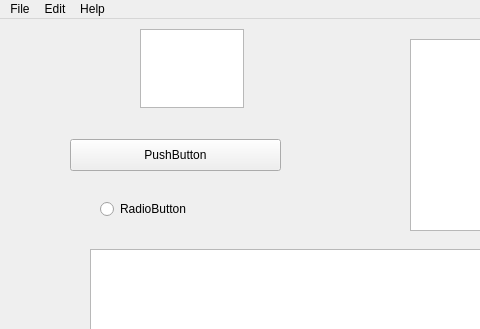
This is gui_file.ui in anhnda/DemoApp as Qt 5 draws it before an edit; both pictures show x 0 to 480 and y 0 to 329 of the 1092 by 717 pixel window. The edited form follows.
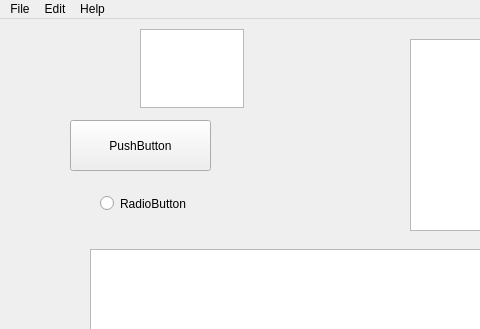
This is the edited form.

What changed in the file:
```diff
--- a/gui_file.ui
+++ b/gui_file.ui
@@ -67,9 +67,9 @@
     <property name="geometry">
      <rect>
       <x>70</x>
-      <y>120</y>
-      <width>211</width>
-      <height>32</height>
+      <y>101</y>
+      <width>141</width>
+      <height>51</height>
      </rect>
     </property>
     <property name="sizePolicy">
@@ -100,9 +100,9 @@
     <property name="geometry">
      <rect>
       <x>100</x>
-      <y>180</y>
+      <y>169</y>
       <width>221</width>
-      <height>20</height>
+      <height>31</height>
      </rect>
     </property>
     <property name="sizePolicy">
```
